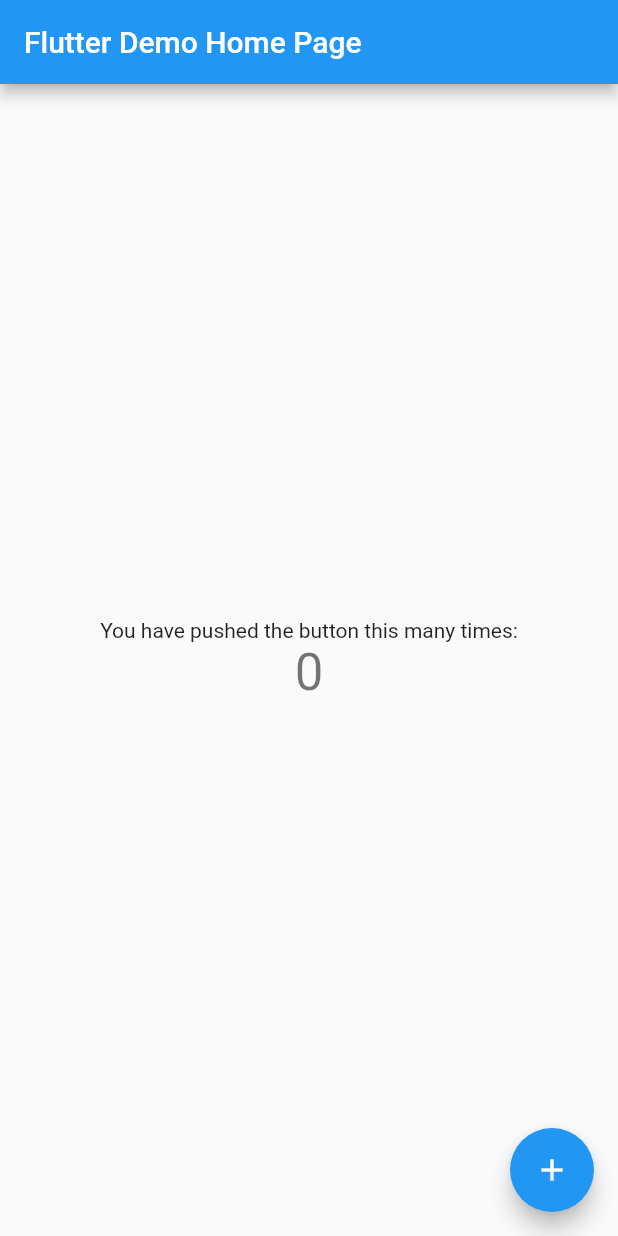
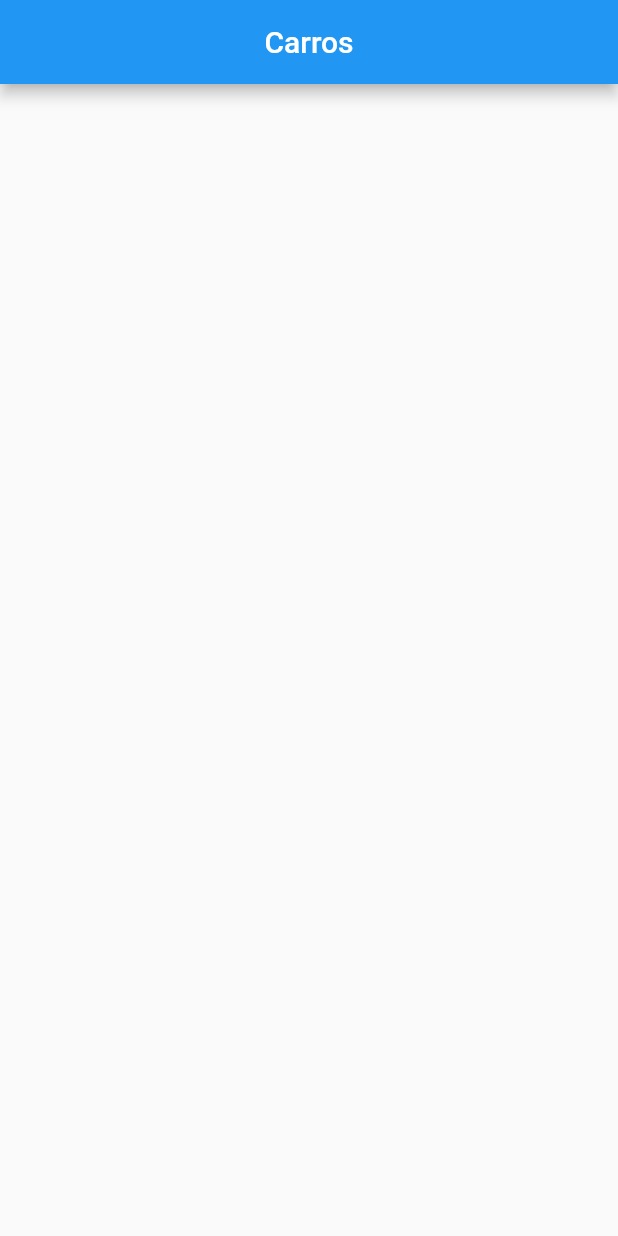
Before and after one commit to eliezerantonio/flutter_essencial, a Flutter app: the screen it shows after launch, on a phone screen of 412 x 824 dp. Run offline on Flutter 3.47's test engine with Material 2 defaults, Android fonts, the phone set to English and light mode, and no system bars; our stand-ins replace fluttertoast.

Commit message:
loginScreen

```diff
--- a/projecto_carros/lib/main.dart
+++ b/projecto_carros/lib/main.dart
@@ -1,113 +1,11 @@
 import 'package:flutter/material.dart';
+import 'package:flutter/widgets.dart';
 
-void main() {
-  runApp(MyApp());
-}
+import 'screens/login_screen.dart';
 
-class MyApp extends StatelessWidget {
-  // This widget is the root of your application.
-  @override
-  Widget build(BuildContext context) {
-    return MaterialApp(
-      title: 'Flutter Demo',
-      theme: ThemeData(
-        // This is the theme of your application.
-        //
-        // Try running your application with "flutter run". You'll see the
-        // application has a blue toolbar. Then, without quitting the app, try
-        // changing the primarySwatch below to Colors.green and then invoke
-        // "hot reload" (press "r" in the console where you ran "flutter run",
-        // or simply save your changes to "hot reload" in a Flutter IDE).
-        // Notice that the counter didn't reset back to zero; the application
-        // is not restarted.
-        primarySwatch: Colors.blue,
+void main() => runApp(
+      MaterialApp(
+        debugShowCheckedModeBanner: false,
+        home: LoginScreen(),
       ),
-      home: MyHomePage(title: 'Flutter Demo Home Page'),
     );
-  }
-}
-
-class MyHomePage extends StatefulWidget {
-  MyHomePage({Key key, this.title}) : super(key: key);
-
-  // This widget is the home page of your application. It is stateful, meaning
-  // that it has a State object (defined below) that contains fields that affect
-  // how it looks.
-
-  // This class is the configuration for the state. It holds the values (in this
-  // case the title) provided by the parent (in this case the App widget) and
-  // used by the build method of the State. Fields in a Widget subclass are
-  // always marked "final".
-
-  final String title;
-
-  @override
-  _MyHomePageState createState() => _MyHomePageState();
-}
-
-class _MyHomePageState extends State<MyHomePage> {
-  int _counter = 0;
-
-  void _incrementCounter() {
-    setState(() {
-      // This call to setState tells the Flutter framework that something has
-      // changed in this State, which causes it to rerun the build method below
-      // so that the display can reflect the updated values. If we changed
-      // _counter without calling setState(), then the build method would not be
-      // called again, and so nothing would appear to happen.
-      _counter++;
-    });
-  }
-
-  @override
-  Widget build(BuildContext context) {
-    // This method is rerun every time setState is called, for instance as done
-    // by the _incrementCounter method above.
-    //
-    // The Flutter framework has been optimized to make rerunning build methods
-    // fast, so that you can just rebuild anything that needs updating rather
-    // than having to individually change instances of widgets.
-    return Scaffold(
-      appBar: AppBar(
-        // Here we take the value from the MyHomePage object that was created by
-        // the App.build method, and use it to set our appbar title.
-        title: Text(widget.title),
-      ),
-      body: Center(
-        // Center is a layout widget. It takes a single child and positions it
-        // in the middle of the parent.
-        child: Column(
-          // Column is also a layout widget. It takes a list of children and
-          // arranges them vertically. By default, it sizes itself to fit its
-          // children horizontally, and tries to be as tall as its parent.
-          //
-          // Invoke "debug painting" (press "p" in the console, choose the
-          // "Toggle Debug Paint" action from the Flutter Inspector in Android
-          // Studio, or the "Toggle Debug Paint" command in Visual Studio Code)
-          // to see the wireframe for each widget.
-          //
-          // Column has various properties to control how it sizes itself and
-          // how it positions its children. Here we use mainAxisAlignment to
-          // center the children vertically; the main axis here is the vertical
-          // axis because Columns are vertical (the cross axis would be
-          // horizontal).
-          mainAxisAlignment: MainAxisAlignment.center,
-          children: <Widget>[
-            Text(
-              'You have pushed the button this many times:',
-            ),
-            Text(
-              '$_counter',
-              style: Theme.of(context).textTheme.headline4,
-            ),
-          ],
-        ),
-      ),
-      floatingActionButton: FloatingActionButton(
-        onPressed: _incrementCounter,
-        tooltip: 'Increment',
-        child: Icon(Icons.add),
-      ), // This trailing comma makes auto-formatting nicer for build methods.
-    );
-  }
-}
--- /dev/null
+++ b/projecto_carros/lib/screens/login_screen.dart
@@ -0,0 +1,14 @@
+import 'package:flutter/material.dart';
+
+class LoginScreen extends StatelessWidget {
+  @override
+  Widget build(BuildContext context) {
+    return Scaffold(
+      appBar: AppBar(
+        title: Text("Carros"),
+        centerTitle: true,
+      ),
+      body: Container(),
+    );
+  }
+}
```
Also changed, not shown: 1 other file.
